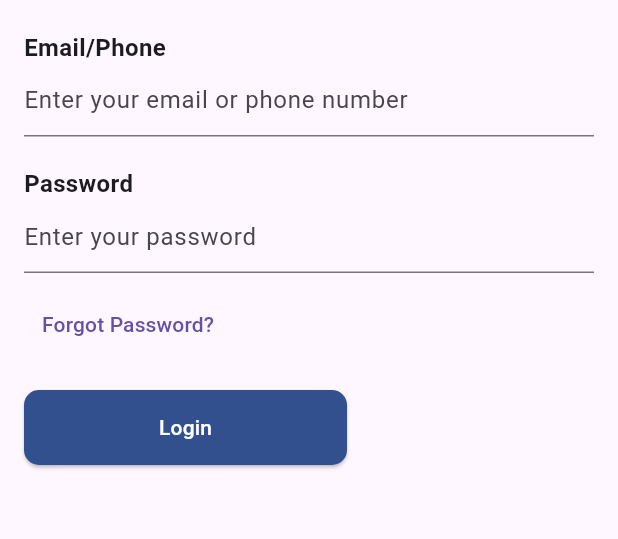
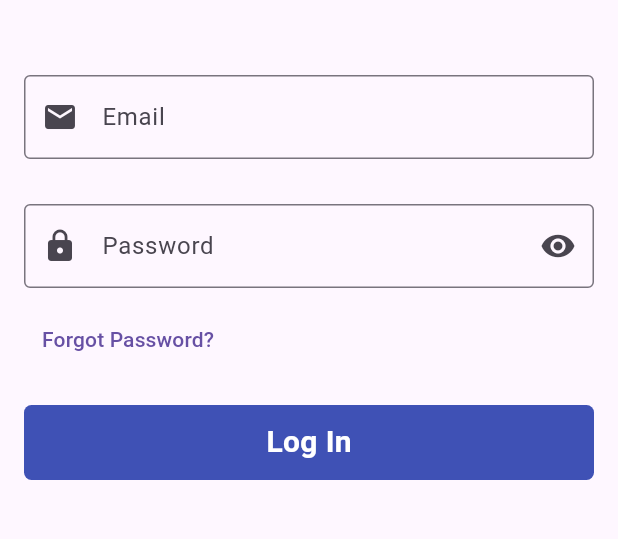
Before and after one commit to sujan-ss/CrimeReportingAndCommunitySafety-SurakshaSathi-, a Flutter app: the screen it shows after launch, after a tap on "I Already Have an Account", on a phone screen of 412 x 824 dp, the part 159-698 px from its top. Run offline on Flutter 3.47's test engine with Material 3 defaults, Android fonts, the phone set to English and light mode, and no system bars; our stand-ins replace image_picker.

Commit message:
Added Validation in the LoginPage

```diff
--- a/lib/Login Signup Page/login.dart
+++ b/lib/Login Signup Page/login.dart
@@ -1,10 +1,20 @@
-// ignore_for_file: prefer_const_constructors, avoid_print
+// ignore_for_file: prefer_const_constructors, avoid_print, override_on_non_overriding_member
 
 import 'package:flutter/material.dart';
 import 'package:suraksha_saathi/Login%20Signup%20Page/login_signin_screen.dart';
 
-class LoginPage extends StatelessWidget {
-  const LoginPage({super.key});
+class LoginPage extends StatefulWidget {
+  const LoginPage({Key? key}) : super(key: key);
+
+  @override
+  State<LoginPage> createState() => _LoginPageState();
+}
+
+class _LoginPageState extends State<LoginPage> {
+  final formField = GlobalKey<FormState>();
+  final emailController = TextEditingController();
+  final passController = TextEditingController();
+  bool passToggle = true;
 
   @override
   Widget build(BuildContext context) {
@@ -20,10 +30,14 @@ class LoginPage extends StatelessWidget {
           },
         ),
       ),
-      body: Padding(
+      body: SingleChildScrollView(
+        child: Padding(
           padding: const EdgeInsets.all(16.0),
+          child: Form(
+            key: formField,
             child: Column(
               crossAxisAlignment: CrossAxisAlignment.start,
+              mainAxisAlignment: MainAxisAlignment.start,
               children: [
                 Text(
                   'Login to Suraksha Saathi',
@@ -32,34 +46,56 @@ class LoginPage extends StatelessWidget {
                     fontWeight: FontWeight.bold,
                   ),
                 ),
-            SizedBox(height: 20),
-            Text(
-              'Email/Phone',
-              style: TextStyle(
-                fontSize: 16,
-                fontWeight: FontWeight.bold,
+                SizedBox(height: 50),
+                TextFormField(
+                  keyboardType: TextInputType.emailAddress,
+                  controller: emailController,
+                  decoration: InputDecoration(
+                    labelText: "Email",
+                    border: OutlineInputBorder(),
+                    prefixIcon: Icon(Icons.email),
+                  ),
+                  validator: (value) {
+                    bool emailValid = RegExp(
+                            r"^[a-zA-Z0-9.a-zA-Z0-9.!#$%&'*+/=?^_`{|}~]+@[a-zA-Z0-9+\.[a-zA-Z]+")
+                        .hasMatch(value!);
+
+                    if (value.isEmpty) {
+                      return "Enter Email";
+                    } else if (!emailValid) {
+                      return "Enter Valid Email";
+                    }
+                    return null;
+                  },
+                ),
+                SizedBox(height: 30),
+                TextFormField(
+                  keyboardType: TextInputType.emailAddress,
+                  controller: passController,
+                  obscureText: passToggle,
+                  decoration: InputDecoration(
+                    labelText: "Password",
+                    border: OutlineInputBorder(),
+                    prefixIcon: Icon(Icons.lock),
+                    suffixIcon: InkWell(
+                      onTap: () {
+                        setState(() {
+                          passToggle = !passToggle;
+                        });
+                      },
+                      child: Icon(
+                        passToggle ? Icons.visibility : Icons.visibility_off,
                       ),
                     ),
-            TextFormField(
-              // Add your logic for handling email/phone input
-              decoration: InputDecoration(
-                hintText: 'Enter your email or phone number',
                   ),
-            ),
-            SizedBox(height: 20),
-            Text(
-              'Password',
-              style: TextStyle(
-                fontSize: 16,
-                fontWeight: FontWeight.bold,
-              ),
-            ),
-            TextFormField(
-              // Add your logic for handling password input
-              obscureText: true,
-              decoration: InputDecoration(
-                hintText: 'Enter your password',
-              ),
+                  validator: (value) {
+                    if (value!.isEmpty) {
+                      return "Enter Password";
+                    } else if (passController.text.length < 10) {
+                      return "Password length must be at least 10 characters";
+                    }
+                    return null;
+                  },
                 ),
                 SizedBox(height: 10),
                 TextButton(
@@ -69,25 +105,35 @@ class LoginPage extends StatelessWidget {
                   child: Text('Forgot Password?'),
                 ),
                 SizedBox(height: 20),
-            ElevatedButton(
-              onPressed: () {
-                // Handle create new account button press
-                print('Login pressed');
+                InkWell(
+                  onTap: () {
+                    if (formField.currentState!.validate()) {
+                      print("Success");
+                      emailController.clear();
+                      passController.clear();
+                    }
                   },
-              style: ElevatedButton.styleFrom(
-                shape: RoundedRectangleBorder(
-                  borderRadius: BorderRadius.circular(
-                      10.0), // Adjust the border radius as needed
+                  child: Container(
+                    height: 50,
+                    decoration: BoxDecoration(
+                      color: Colors.indigo,
+                      borderRadius: BorderRadius.circular(5),
                     ),
-                backgroundColor: Color(0xFF32508E), // Button background color
-                foregroundColor: Colors.white, // Text color
-                padding: EdgeInsets.symmetric(
-                    horizontal: 90.0,
-                    vertical: 15.0), // Adjust padding as needed
+                    child: Center(
+                      child: Text(
+                        "Log In",
+                        style: TextStyle(
+                          color: Colors.white,
+                          fontSize: 20,
+                          fontWeight: FontWeight.bold,
                         ),
-              child: Text('Login'),
+                      ),
+                    ),
+                  ),
                 ),
               ],
+            ),
+          ),
         ),
       ),
     );
```
Lines whose indentation alone changed are shown as unchanged.
